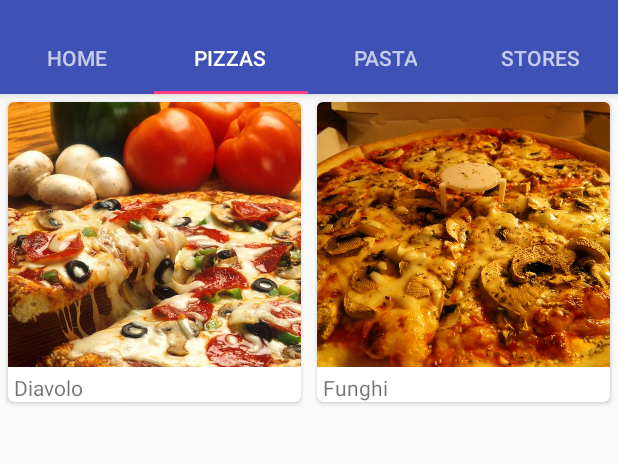
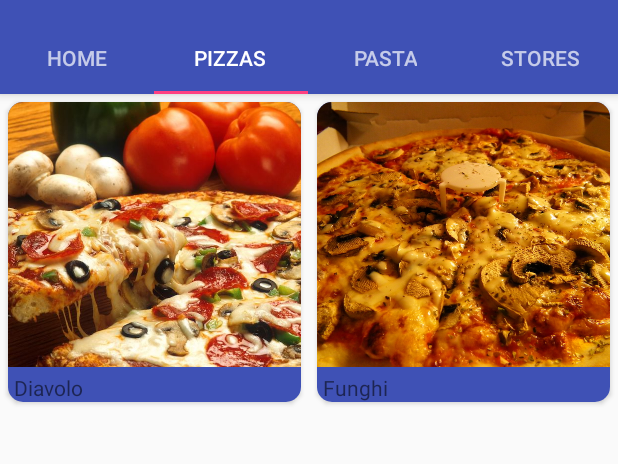
Before and after one commit to FutureAndroidDeveloper/Bits-and-Pizzas, an Android app: the screen it shows after launch (MainActivity), tab 2 chosen, on a phone screen of 412 x 824 dp, the part 62-526 px from its top. Run offline under Robolectric (Android 15) with nearby library versions, the phone set to English and light mode, and no system bars.

Commit message:
Change background in CardView

```diff
--- a/app/src/main/java/com/example/kirill/bitsandpizzas/PizzaFragment.java
+++ b/app/src/main/java/com/example/kirill/bitsandpizzas/PizzaFragment.java
@@ -4,6 +4,7 @@ package com.example.kirill.bitsandpizzas;
 import android.os.Bundle;
 import android.support.v4.app.Fragment;
 import android.support.v7.widget.GridLayoutManager;
+import android.support.v7.widget.LinearLayoutManager;
 import android.support.v7.widget.RecyclerView;
 import android.view.LayoutInflater;
 import android.view.View;
--- a/app/src/main/res/layout/card_captioned_image.xml
+++ b/app/src/main/res/layout/card_captioned_image.xml
@@ -7,11 +7,12 @@
     android:layout_height="200dp"
     android:layout_margin="5dp"
     android:elevation="2dp"
-    card_view:cardCornerRadius="4dp">
+    card_view:cardCornerRadius="10dp">
 
     <LinearLayout
         android:layout_width="match_parent"
         android:layout_height="match_parent"
+        android:background="@color/colorPrimary"
         android:orientation="vertical">
 
         <ImageView
```
